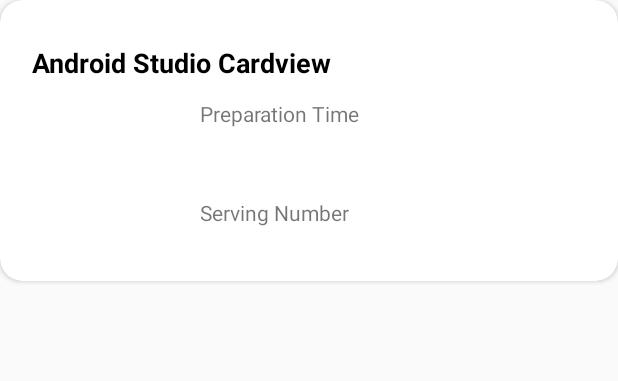
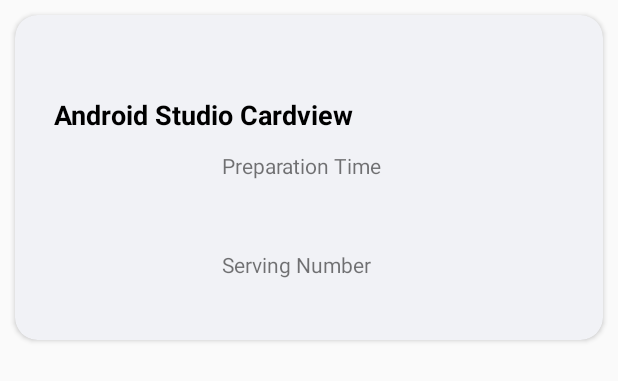
Before and after one commit to CSE343-NEFIZZO/project, an Android app: the layout activity_search_adapter.xml on its own in the app's theme, with its tools: preview values and no code run, on a phone screen of 412 x 824 dp. Shown: the top 381 px of the screen. Run offline under Robolectric (Android 15) with nearby library versions, the phone set to English and light mode, and no system bars.

Commit message:
Search and List Activity Interfaces Updated

```diff
--- a/app/src/main/AndroidManifest.xml
+++ b/app/src/main/AndroidManifest.xml
@@ -1,5 +1,6 @@
 <?xml version="1.0" encoding="utf-8"?>
 <manifest xmlns:android="http://schemas.android.com/apk/res/android"
+    xmlns:tools="http://schemas.android.com/tools"
     package="com.example.nefizzo">
 
     <uses-permission android:name="android.permission.READ_EXTERNAL_STORAGE" />
@@ -11,7 +12,8 @@
         android:roundIcon="@mipmap/ic_launcher_round"
         android:supportsRtl="true"
         android:theme="@style/AppTheme">
-        <activity android:name=".SearchAdapter"></activity>
+        <activity android:name=".SearchAdapter"
+            tools:ignore="Instantiatable"></activity>
         <activity android:name=".SearchActivity" />
         <activity android:name=".RecipeListActivity" />
         <activity android:name=".Profile" />
@@ -21,6 +23,7 @@
         <activity android:name=".OuterForumActivity" />
         <activity android:name=".SignActivity" />
         <activity android:name=".ResetPassword" />
+        <activity android:name=".RecipeDetailActivity" />
         <activity android:name=".LoginScreen" />
         <activity android:name=".AddRecipeActivity" />
         <activity android:name=".MainActivity">
--- a/app/src/main/res/layout/activity_recipe_detail.xml
+++ b/app/src/main/res/layout/activity_recipe_detail.xml
@@ -6,8 +6,8 @@
     android:layout_width="match_parent"
     android:layout_height="match_parent"
     app:cardCornerRadius="15dp"
-    android:layout_margin="10dp"
     android:elevation="10dp"
+    android:background="#f1f2f6"
     tools:context=".RecipeDetailActivity">
 
     <LinearLayout
@@ -15,6 +15,7 @@
         android:layout_height="match_parent"
         android:orientation="vertical"
         android:padding="5dp"
+        android:background="#f1f2f6"
         tools:layout_editor_absoluteY="1dp">
 
         <ImageView
--- a/app/src/main/res/layout/activity_search_adapter.xml
+++ b/app/src/main/res/layout/activity_search_adapter.xml
@@ -1,16 +1,20 @@
-<?xml version="1.0" encoding="utf-8"?>
-<androidx.cardview.widget.CardView  xmlns:android="http://schemas.android.com/apk/res/android"
+<androidx.cardview.widget.CardView xmlns:android="http://schemas.android.com/apk/res/android"
+    xmlns:tools="http://schemas.android.com/tools"
     xmlns:app="http://schemas.android.com/apk/res-auto"
-    xmlns:tools="http://schemas.android.com/tools"
+    android:orientation="vertical"
     android:layout_width="match_parent"
     android:layout_height="wrap_content"
     app:cardCornerRadius="15dp"
-    tools:context=".SearchAdapter">
+    android:layout_margin="10dp"
+    app:cardBackgroundColor="#f1f2f6"
+    android:elevation="10dp">
 
     <androidx.constraintlayout.widget.ConstraintLayout
         android:layout_width="match_parent"
         android:layout_height="wrap_content"
-        android:padding="5dp">
+        android:layout_marginTop="20dp"
+        android:padding="10dp">
+
 
         <TextView
             android:id="@+id/recipe_name"
@@ -98,6 +102,9 @@
             app:layout_constraintTop_toBottomOf="@+id/cook_time" />
 
 
+
     </androidx.constraintlayout.widget.ConstraintLayout>
 
+
+
 </androidx.cardview.widget.CardView >
--- a/app/src/main/res/layout/recipe_list_layout.xml
+++ b/app/src/main/res/layout/recipe_list_layout.xml
@@ -6,12 +6,15 @@
     android:layout_height="wrap_content"
     app:cardCornerRadius="15dp"
     android:layout_margin="10dp"
+    app:cardBackgroundColor="#f1f2f6"
     android:elevation="10dp">
 
     <androidx.constraintlayout.widget.ConstraintLayout
         android:layout_width="match_parent"
         android:layout_height="wrap_content"
-        android:padding="5dp">
+        android:layout_marginTop="20dp"
+        android:padding="10dp">
+
 
         <TextView
             android:id="@+id/recipe_name"
```
Also changed, not shown: 1 other file.
